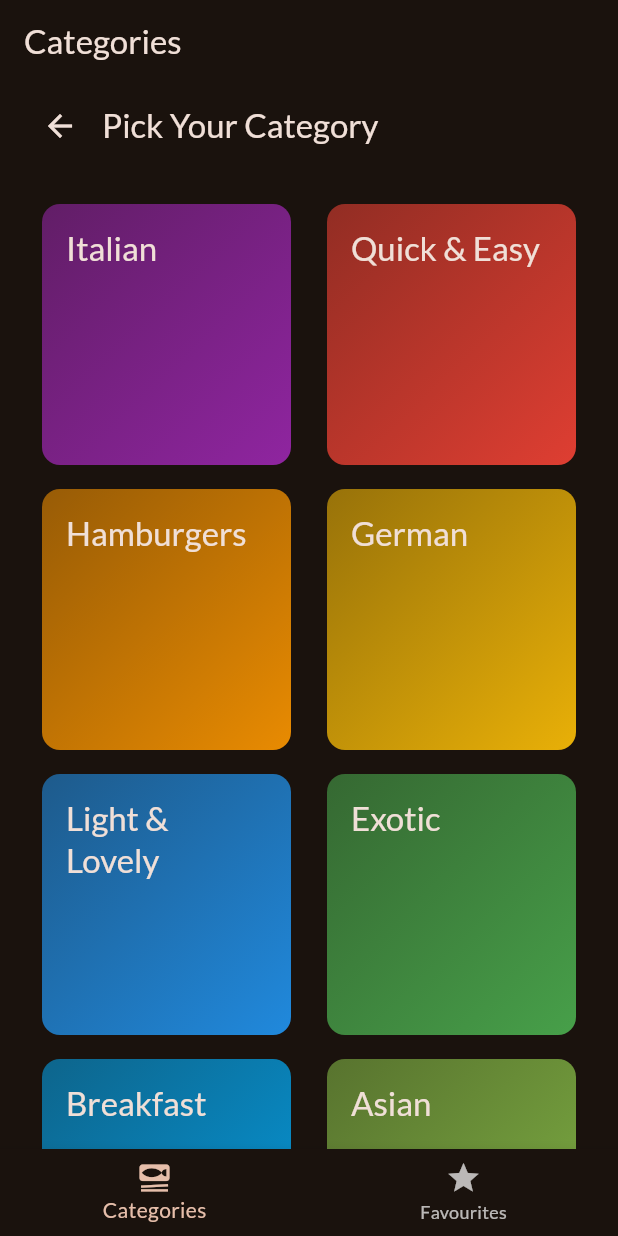
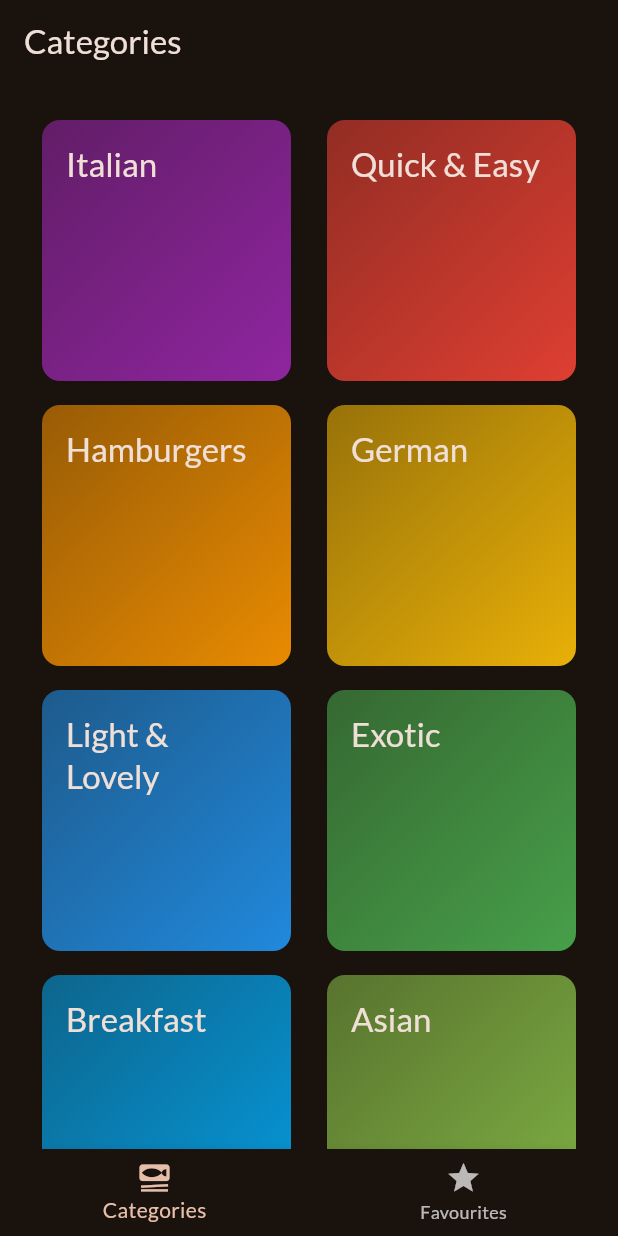
Before and after one commit to rajputsajal0206/food_cuisine_app, a Flutter app: the screen it shows after launch, on a phone screen of 412 x 824 dp. Run offline on Flutter 3.47's test engine with Material 3 defaults, Android fonts, the phone set to English and light mode, and no system bars; our stand-ins replace google_fonts, transparent_image.

Commit message:
duplicate appbar removed from categories page

```diff
--- a/lib/ui/categories.dart
+++ b/lib/ui/categories.dart
@@ -10,20 +10,6 @@ class CategoriesScreen extends StatelessWidget {
   @override
   Widget build(BuildContext context) {
     return Scaffold(
-      appBar: AppBar(
-        title: Row(
-          children: [
-            IconButton(
-              icon: const Icon(Icons.arrow_back),
-              onPressed: () {
-                SystemNavigator.pop(); // go back
-              },
-            ),
-            const SizedBox(width: 4), // 4px space
-            const Text(kCategoriesTitle),
-          ],
-        ),
-      ),
       body: GridView(
         padding: const EdgeInsets.all(16),
         gridDelegate:
```
